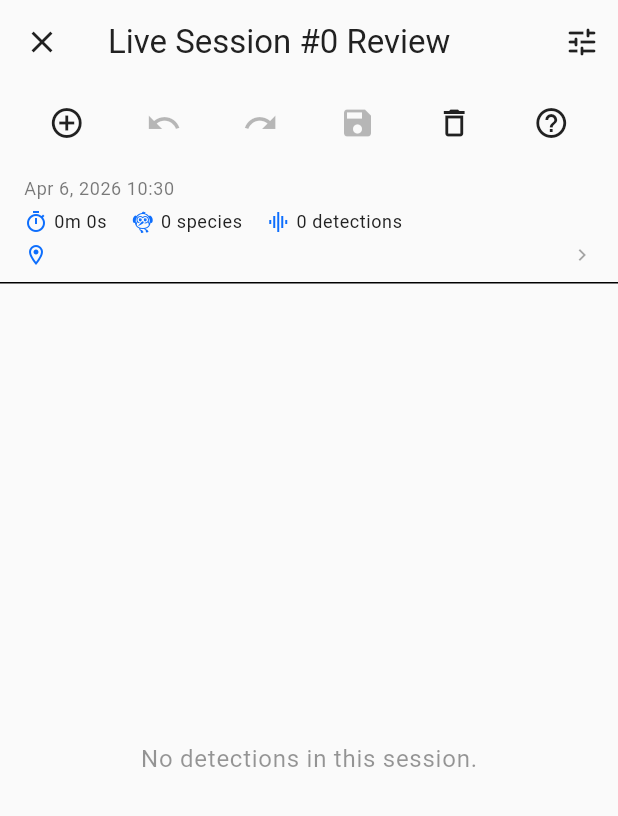
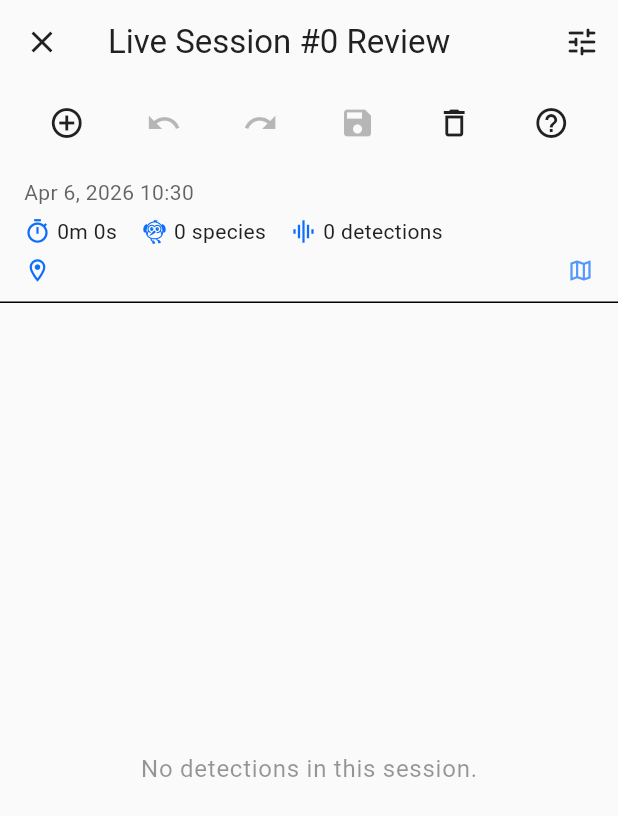
Before and after one commit to birdnet-team/birdnet-live-app, a Flutter app: the SessionReviewScreen screen opened directly with empty values, on a phone screen of 412 x 824 dp. Shown: the top 816 px of the screen. Run offline on Flutter 3.47's test engine with Material 3 defaults, Android fonts, the phone set to English and light mode, and no system bars; our stand-ins replace cached_network_image, flutter_map, flutter_riverpod, geolocator, introduction_screen, just_audio and 4 more; missing offline and left inert: fftea, onnxruntime, record; accounts and stored records are empty; generated files the repository leaves out were written again; project files that could hold a hidden picture were left out.

Commit message:
feat: enhance audio playback by restoring saved trim and improve widget styles

```diff
--- a/lib/features/history/widgets/session_review_widgets.dart
+++ b/lib/features/history/widgets/session_review_widgets.dart
@@ -95,8 +95,8 @@ class _SummaryHeader extends StatelessWidget {
         children: [
           Text(
             dateStr,
-            style: theme.textTheme.bodySmall?.copyWith(
-              color: theme.colorScheme.onSurface.withAlpha(153),
+            style: theme.textTheme.bodyMedium?.copyWith(
+              color: theme.colorScheme.onSurface.withAlpha(178),
             ),
           ),
           const SizedBox(height: 6),
@@ -126,23 +126,23 @@ class _SummaryHeader extends StatelessWidget {
               child: Row(
                 children: [
                   Icon(Icons.location_on_outlined,
-                      size: 16, color: theme.colorScheme.primary),
+                      size: 18, color: theme.colorScheme.primary),
                   const SizedBox(width: 4),
                   Expanded(
                     child: Text(
                       locationName ??
                           '${session.latitude!.toStringAsFixed(4)}, '
                               '${session.longitude!.toStringAsFixed(4)}',
-                      style: theme.textTheme.bodySmall?.copyWith(
+                      style: theme.textTheme.bodyMedium?.copyWith(
                         color: theme.colorScheme.primary,
                       ),
                       maxLines: 1,
                       overflow: TextOverflow.ellipsis,
                     ),
                   ),
-                  Icon(Icons.chevron_right,
-                      size: 16,
-                      color: theme.colorScheme.onSurface.withAlpha(100)),
+                  Icon(Icons.map_outlined,
+                      size: 18,
+                      color: theme.colorScheme.primary.withAlpha(178)),
                 ],
               ),
             ),
@@ -172,9 +172,9 @@ class _StatChip extends StatelessWidget {
     return Row(
       mainAxisSize: MainAxisSize.min,
       children: [
-        Icon(icon, size: 16, color: theme.colorScheme.primary),
+        Icon(icon, size: 18, color: theme.colorScheme.primary),
         const SizedBox(width: 4),
-        Text(label, style: theme.textTheme.bodySmall),
+        Text(label, style: theme.textTheme.bodyMedium),
       ],
     );
   }
```
Also changed, not shown: lib/features/history/session_review_screen.dart (+30 -2 lines).
